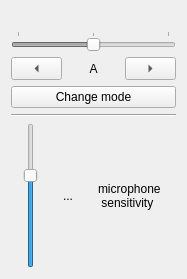
Before: the Qt Designer form courses/prog_base_3/project/guitartuner.ui in AndreyKrysiuk/KP52OP, drawn with Qt 5.
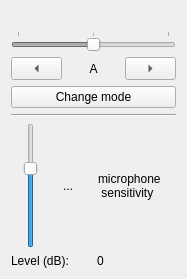
After: the same form once the commit is applied. Icons and pictures are not drawn.

Diff of the .ui file:
```diff
--- a/courses/prog_base_3/project/guitartuner.ui
+++ b/courses/prog_base_3/project/guitartuner.ui
@@ -168,6 +168,24 @@
      </item>
     </layout>
    </item>
+   <item>
+    <layout class="QHBoxLayout" name="horizontalLayout_10">
+     <item>
+      <widget class="QLabel" name="level">
+       <property name="text">
+        <string>Level (dB):</string>
+       </property>
+      </widget>
+     </item>
+     <item>
+      <widget class="QLabel" name="level_val">
+       <property name="text">
+        <string>0</string>
+       </property>
+      </widget>
+     </item>
+    </layout>
+   </item>
   </layout>
  </widget>
  <layoutdefault spacing="6" margin="11"/>
```
Left out of the diff: 11 changed lines with no effect on the pictures.
